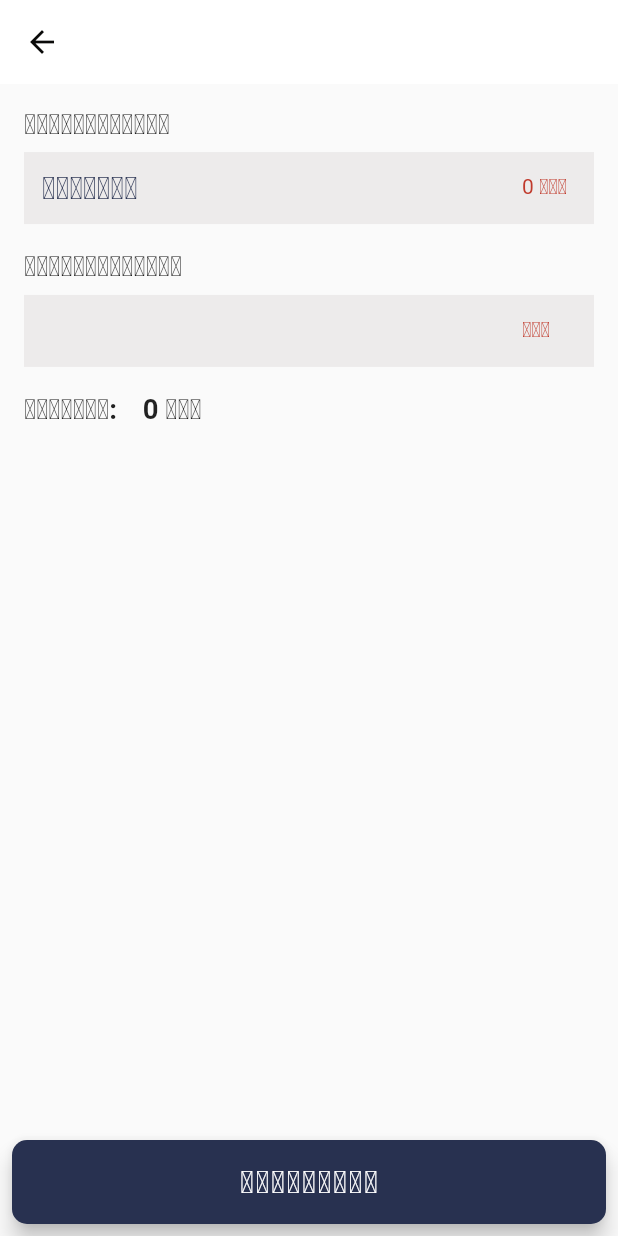
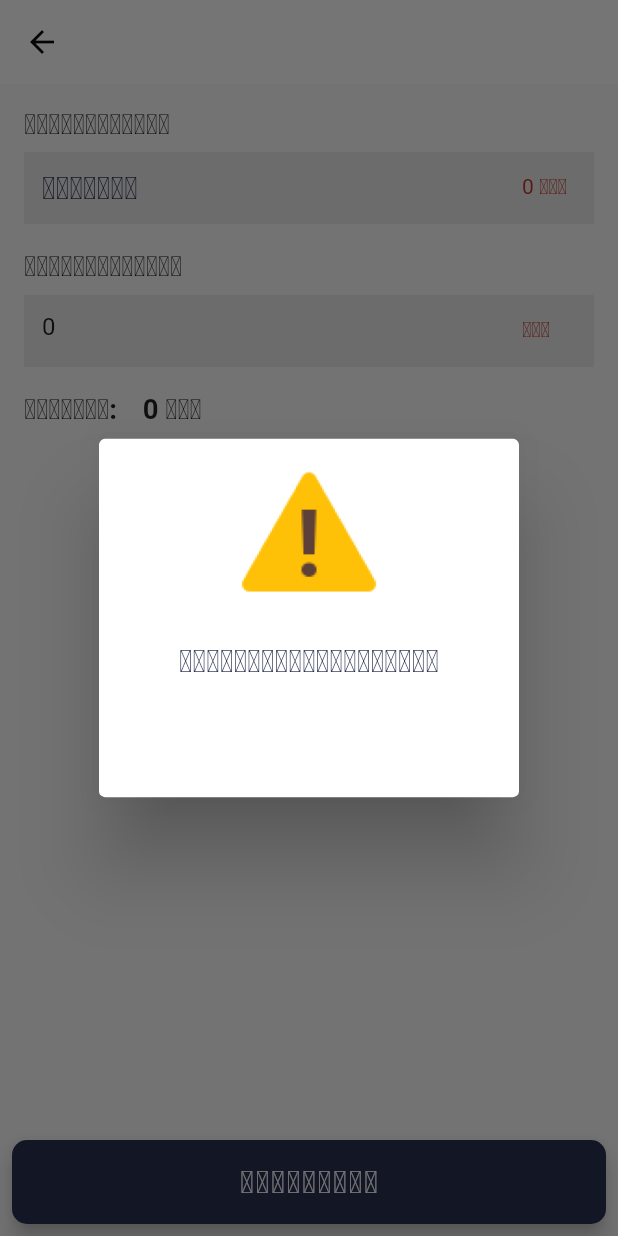
Before and after one commit to Khampasert9328/Erp-POS, a Flutter app: the paycash screen opened directly with empty values, after a tap on "ຊຳລະເງິນ", on a phone screen of 412 x 824 dp. Run offline on Flutter 3.47's test engine with Material 2 defaults, Android fonts, the phone set to English and light mode, and no system bars; our stand-ins replace awesome_dialog, badges, cached_network_image, cool_alert, device_info_plus, dio and 11 more; missing offline and left inert: codecamp_onepay, dart:js, devla_sunmi, get_ip_address, jwt_decode, pattern_formatter; accounts and stored records are empty; network calls fail; Roboto replaces fonts that are missing (NotoSansLao-Regular, Phetsarath).

Commit message:
commit
update

```diff
--- a/lib/pages/bill/reportbill/bill_eat_at_resturant_body.dart
+++ b/lib/pages/bill/reportbill/bill_eat_at_resturant_body.dart
@@ -50,7 +50,11 @@ class _BilleatatresturantBodyState extends State<BilleatatresturantBody> {
                   }
                 }
                 if (prefix.length != 1) {
-                  return const Text("ບໍ່ມີລາຍການ");
+                  return Center(
+                    child: const Text(
+                      "ບໍ່ມີລາຍການ",
+                    ),
+                  );
                 }
                 return Padding(
                   padding: const EdgeInsets.all(10.0),
--- a/lib/provider/checkexpiredpackage/check_exp_package_provider.dart
+++ b/lib/provider/checkexpiredpackage/check_exp_package_provider.dart
@@ -37,13 +37,14 @@ class CheckExpiredPackage extends ChangeNotifier {
 
 
 
+
       if (getPackageModels != null) {
         CreateOrderModels? createOrderModels = await createOrder(context);
-      print("create:$createOrderModels");
         if (createOrderModels != null) {
           String billid = createOrderModels.billNo!;
           SharedPreferences pre = await SharedPreferences.getInstance();
           pre.setString(CountPre().billNo, billid);
+          String? billNo = pre.getString(CountPre().billNo);
 
         }
       }
--- a/lib/provider/paycash/paymentcash_provider.dart
+++ b/lib/provider/paycash/paymentcash_provider.dart
@@ -26,13 +26,12 @@ class PaymentCashProvider extends ChangeNotifier {
     String? endDate = pre.getString(CountPre().dateExpired);
     String? billid = context.read<GetOrderByIssueDateProvider>().billid;
     String? sessionid = pre.getString(CountPre().sessoinid);
-    int paymenttype =0;
+    int paymenttype = 0;
 
     try {
       isload = true;
       _createPaymentCashModels = await createpaymentcash(
           billid!, number, sessionid!, startDate!, endDate!, paymenttype);
-      print("create:$_createPaymentCashModels");
       if (_createPaymentCashModels != null) {
         showDialog(
             context: context,
@@ -64,8 +63,46 @@ class PaymentCashProvider extends ChangeNotifier {
                 ),
               );
             });
+
+
       }
-    } catch (e) {}
+    } catch (e) {
+      return showDialog(
+          context: context,
+          builder: (_) {
+            return Dialog(
+              insetAnimationDuration: const Duration(milliseconds: 5),
+              insetAnimationCurve: Curves.bounceOut,
+              child: SizedBox(
+                height: 200.h,
+                width: 100.w,
+                child: Center(
+                    child: Column(
+                  children: [
+                    Image.asset(
+                      ERPImages.iconerror,
+                      height: 104.h,
+                      width: 104.w,
+                    ),
+                    SizedBox(
+                      height: 10.h,
+                    ),
+                    Text(
+                      "ກາລຸນາລອງໃໝ່ອີກຄັ້ງ",
+                      style: TextStyle(
+                          fontSize: 18.sp, color: AppTheme.BASE_COLOR),
+                    ),
+                  ],
+                )),
+              ),
+            );
+          }).then((value) async{
+            await Future.delayed(Duration(seconds: 3));
+            Navigator.pop(context);
+
+          });
+
+    }
     isload = false;
     notifyListeners();
   }
--- a/lib/provider/sessoin/get_session_provider.dart
+++ b/lib/provider/sessoin/get_session_provider.dart
@@ -33,7 +33,7 @@ class SessionProvoder extends ChangeNotifier {
     _isload = true;
     try {
       _sessoin = await getsessionservice();
-      print('get session:$_sessoin');
+
 
       if (_sessoin != null) {
         _listsession = _sessoin!.sessionItems!;
@@ -41,6 +41,7 @@ class SessionProvoder extends ChangeNotifier {
           _idsession = item.id;
           _cashopen = item.cashOpen.toString();
          pre.setString(CountPre().sessoinid, item.id!);
+
 
         }
         _createSession = await createSession(0);
--- a/lib/services/createroder/create_order_service.dart
+++ b/lib/services/createroder/create_order_service.dart
@@ -55,8 +55,6 @@ Future<CreateOrderModels?> createOrder(BuildContext context) async {
     AndroidDeviceInfo androidInfo = await deviceInfo.androidInfo;
     String? computer = await androidInfo.model;
 
-    // e.g. "Moto G (4)"
-
     SharedPreferences pri = await SharedPreferences.getInstance();
     String? billNo = pri.getString(CountPre().billNo);
     List<Map<String, dynamic>> products = [];
@@ -93,7 +91,7 @@ Future<CreateOrderModels?> createOrder(BuildContext context) async {
         "issueDate": "${DateFormat("yyyMMdd").format(DateTime.now())}",
         "date": "${DateFormat("yyy-MM-dd HH:mm:ss").format(DateTime.now())}",
         "billId": "string",
-        "tableId": "$tableid1",
+        "tableId": "${tableid1??"none"}",
         "product": products,
         "userId": "$username",
         "description": {
--- a/lib/services/createsessoin/create_sessoin_service.dart
+++ b/lib/services/createsessoin/create_sessoin_service.dart
@@ -1,5 +1,4 @@
 import 'dart:convert';
-
 import 'package:erp_pos/constant/api_path.dart';
 import 'package:erp_pos/model/createsessoin/create_sessoin_models.dart';
 import 'package:intl/intl.dart';
--- a/lib/widget/paycash_detail.dart
+++ b/lib/widget/paycash_detail.dart
@@ -20,15 +20,19 @@ class paycash extends StatefulWidget {
 
 class _paycashState extends State<paycash> {
   TextEditingController money = TextEditingController();
+  int totalamount =0;
   ////////ວິທີການເຮັດການທ້ອນເງິນຢູ່ໜ້າ ການຈ່າຍເງິນສົດ
-
   int sumall = 0;
   @override
+  void initState() {
+    super.initState();
+    setState(() {
+       totalamount = context.read<GetFoodMenuProvider>().totalamont;
+       money.text= NumberFormat.currency(symbol: '', decimalDigits: 0).format(totalamount);
+    });
+  }
+  @override
   Widget build(BuildContext context) {
-    int? totalamount = context.read<GetFoodMenuProvider>().totalamont;
-
-
-
 ////////////////////////////////////////////////////////////
     return Scaffold(
         appBar: AppBar(
@@ -54,7 +58,6 @@ class _paycashState extends State<paycash> {
                 String mmoney = money.text.replaceAll(',','');
                 int intMoney = int.parse(mmoney);
                 PaymentCashProvider().createpaymentcashprovider(context, intMoney);
-
               },
               child: Text(
                 "ຊຳລະເງິນ",
```
Also changed, not shown: lib/provider/foodmenu/get_foodmenu_provider.dart (+6 -7 lines), lib/provider/switch/switch_provider.dart (+6 -1 lines), lib/widget/calculate_money.dart (+9 -5 lines), lib/widget/place_to_eat_card.dart (+5 -4 lines).
